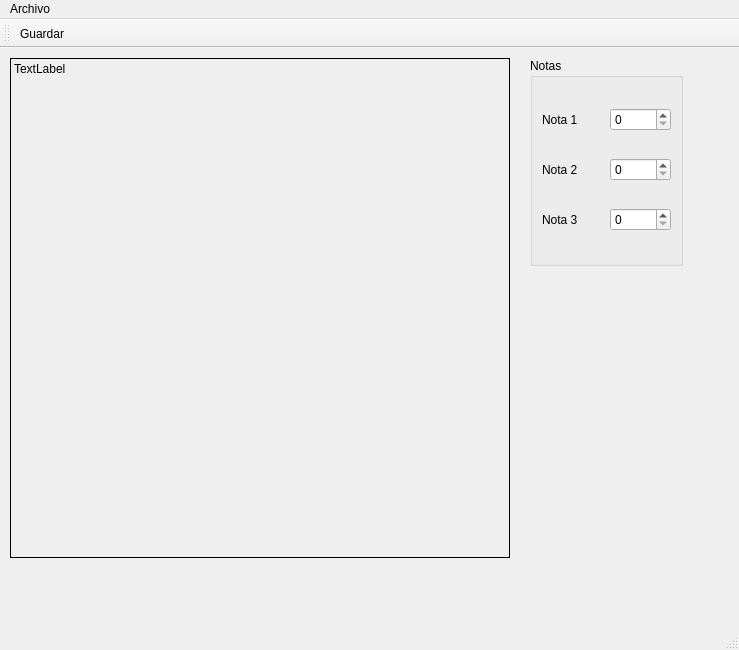
Old version of the form principal.ui in the repository SamSami25/Graficas.
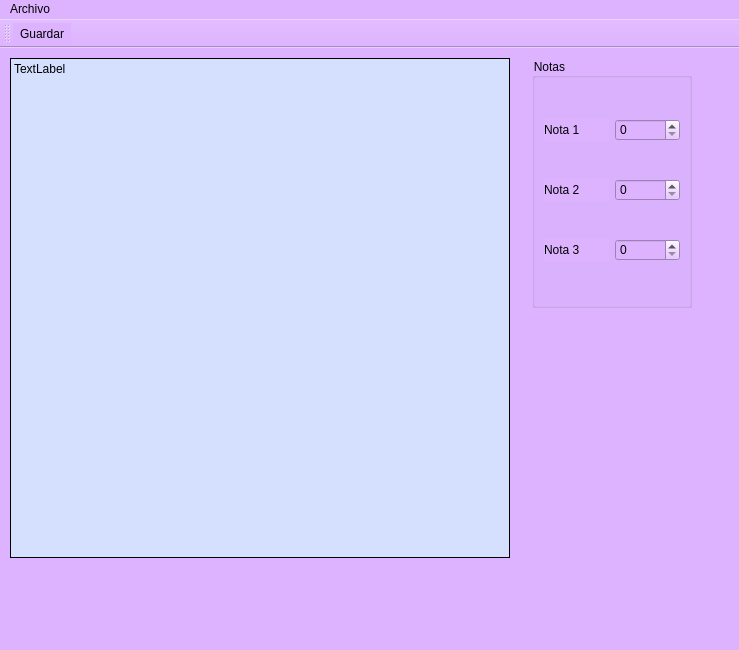
New version of the form. Icons and pictures are not drawn.

Patch:
```diff
--- a/principal.ui
+++ b/principal.ui
@@ -13,6 +13,9 @@
   <property name="windowTitle">
    <string>Principal</string>
   </property>
+  <property name="styleSheet">
+   <string notr="true">background-color: rgb(221, 179, 255);</string>
+  </property>
   <widget class="QWidget" name="centralwidget">
    <widget class="QLabel" name="outCuadro">
     <property name="geometry">
@@ -29,6 +32,9 @@
       <height>500</height>
      </size>
     </property>
+    <property name="styleSheet">
+     <string notr="true">background-color: rgb(213, 224, 255);</string>
+    </property>
     <property name="frameShape">
      <enum>QFrame::Box</enum>
     </property>
@@ -42,21 +48,27 @@
    <widget class="QWidget" name="widget" native="true">
     <property name="geometry">
      <rect>
-      <x>530</x>
+      <x>532</x>
       <y>10</y>
-      <width>153</width>
-      <height>208</height>
+      <width>160</width>
+      <height>250</height>
      </rect>
     </property>
     <layout class="QVBoxLayout" name="verticalLayout">
      <item>
       <widget class="QGroupBox" name="groupBox">
+       <property name="styleSheet">
+        <string notr="true">font: 11pt &quot;Amarillo&quot;;</string>
+       </property>
        <property name="title">
         <string>Notas</string>
        </property>
        <layout class="QGridLayout" name="gridLayout">
         <item row="0" column="0">
          <widget class="QLabel" name="label">
+          <property name="styleSheet">
+           <string notr="true">font: 9pt &quot;Amarillo&quot;;</string>
+          </property>
           <property name="text">
            <string>Nota 1</string>
           </property>
@@ -64,6 +76,9 @@
         </item>
         <item row="0" column="1">
          <widget class="QSpinBox" name="inNota1">
+          <property name="styleSheet">
+           <string notr="true">font: 16pt &quot;Cambria&quot;;</string>
+          </property>
           <property name="maximum">
            <number>100</number>
           </property>
@@ -71,6 +86,9 @@
         </item>
         <item row="1" column="0">
          <widget class="QLabel" name="label_2">
+          <property name="styleSheet">
+           <string notr="true">font: 9pt &quot;Amarillo&quot;;</string>
+          </property>
           <property name="text">
            <string>Nota 2</string>
           </property>
@@ -78,6 +96,9 @@
         </item>
         <item row="1" column="1">
          <widget class="QSpinBox" name="inNota2">
+          <property name="styleSheet">
+           <string notr="true">font: 16pt &quot;Cambria&quot;;</string>
+          </property>
           <property name="maximum">
            <number>100</number>
           </property>
@@ -85,6 +106,9 @@
         </item>
         <item row="2" column="0">
          <widget class="QLabel" name="label_3">
+          <property name="styleSheet">
+           <string notr="true">font: 9pt &quot;Amarillo&quot;;</string>
+          </property>
           <property name="text">
            <string>Nota 3</string>
           </property>
@@ -92,6 +116,9 @@
         </item>
         <item row="2" column="1">
          <widget class="QSpinBox" name="inNota3">
+          <property name="styleSheet">
+           <string notr="true">font: 16pt &quot;Cambria&quot;;</string>
+          </property>
           <property name="maximum">
            <number>100</number>
           </property>
```
Left out of the diff: 4 changed lines with no effect on the pictures.
